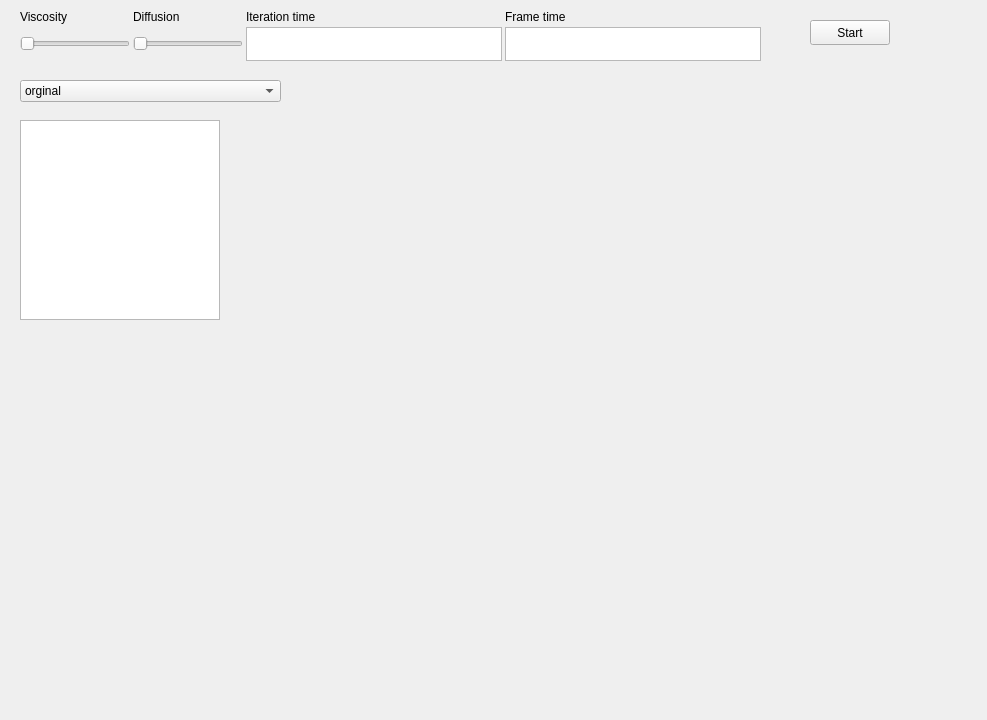
Above: GUI/FluidGUI/mainwindow.ui from greenhoody/Fluid-Simulation before the change. Below: the same form after it.
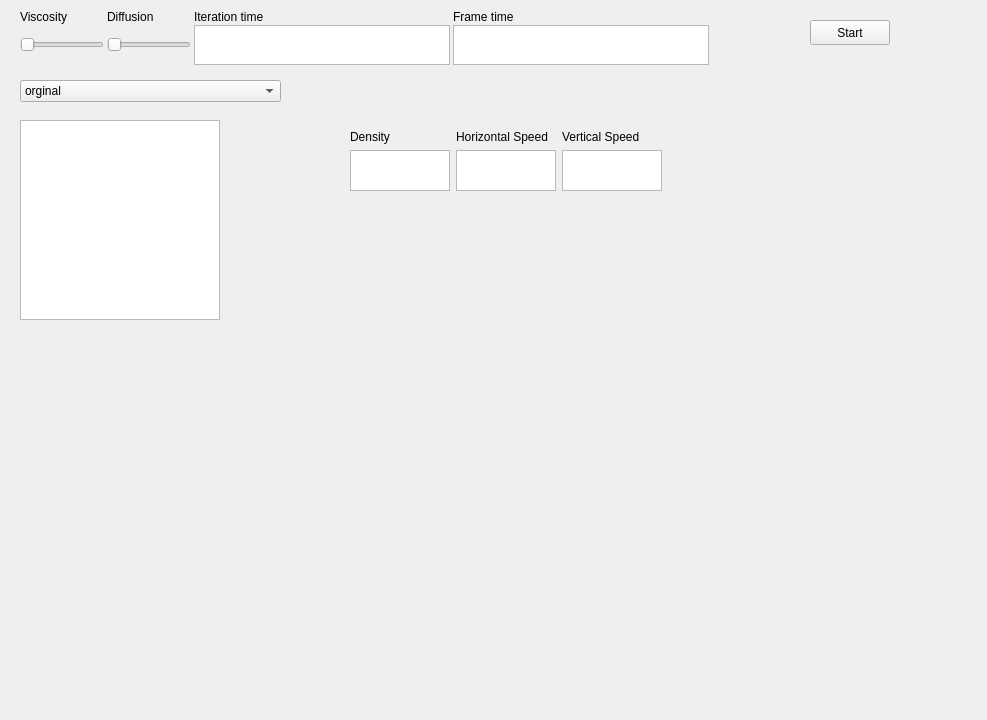
That is the form after the change. Custom widgets are drawn as their Qt base class.

Patch:
```diff
--- a/GUI/FluidGUI/mainwindow.ui
+++ b/GUI/FluidGUI/mainwindow.ui
@@ -49,13 +49,19 @@
       <x>20</x>
       <y>10</y>
       <width>741</width>
-      <height>51</height>
+      <height>64</height>
      </rect>
     </property>
     <layout class="QGridLayout" name="gridLayout">
-     <property name="spacing">
+     <property name="sizeConstraint">
+      <enum>QLayout::SetFixedSize</enum>
+     </property>
+     <property name="horizontalSpacing">
       <number>3</number>
      </property>
+     <property name="verticalSpacing">
+      <number>1</number>
+     </property>
      <item row="1" column="0">
       <widget class="QSlider" name="ViscositySlider">
        <property name="minimum">
@@ -83,6 +89,12 @@
          <verstretch>0</verstretch>
         </sizepolicy>
        </property>
+       <property name="maximumSize">
+        <size>
+         <width>16777215</width>
+         <height>40</height>
+        </size>
+       </property>
        <property name="font">
         <font>
          <pointsize>9</pointsize>
@@ -91,8 +103,14 @@
        <property name="inputMethodHints">
         <set>Qt::ImhDigitsOnly</set>
        </property>
+       <property name="lineWrapMode">
+        <enum>QPlainTextEdit::NoWrap</enum>
+       </property>
        <property name="plainText">
-        <string/>
+        <string notr="true"/>
+       </property>
+       <property name="tabStopDistance">
+        <double>50.000000000000000</double>
        </property>
        <property name="placeholderText">
         <string>ms</string>
@@ -151,6 +169,12 @@
          <verstretch>0</verstretch>
         </sizepolicy>
        </property>
+       <property name="maximumSize">
+        <size>
+         <width>16777215</width>
+         <height>40</height>
+        </size>
+       </property>
        <property name="font">
         <font>
          <pointsize>9</pointsize>
@@ -204,6 +228,60 @@
      </property>
     </item>
    </widget>
+   <widget class="QWidget" name="gridLayoutWidget">
+    <property name="geometry">
+     <rect>
+      <x>350</x>
+      <y>130</y>
+      <width>312</width>
+      <height>61</height>
+     </rect>
+    </property>
+    <layout class="QGridLayout" name="gridLayout_2">
+     <item row="0" column="2">
+      <widget class="QLabel" name="label_7">
+       <property name="text">
+        <string>Vertical Speed</string>
+       </property>
+      </widget>
+     </item>
+     <item row="0" column="1">
+      <widget class="QLabel" name="label_6">
+       <property name="text">
+        <string>Horizontal Speed</string>
+       </property>
+      </widget>
+     </item>
+     <item row="0" column="0">
+      <widget class="QLabel" name="label_5">
+       <property name="text">
+        <string>Density</string>
+       </property>
+      </widget>
+     </item>
+     <item row="1" column="0">
+      <widget class="QPlainTextEdit" name="density">
+       <property name="inputMethodHints">
+        <set>Qt::ImhDigitsOnly</set>
+       </property>
+      </widget>
+     </item>
+     <item row="1" column="1">
+      <widget class="QPlainTextEdit" name="horizontalSpeed">
+       <property name="inputMethodHints">
+        <set>Qt::ImhDigitsOnly</set>
+       </property>
+      </widget>
+     </item>
+     <item row="1" column="2">
+      <widget class="QPlainTextEdit" name="verticalSpeed">
+       <property name="inputMethodHints">
+        <set>Qt::ImhDigitsOnly</set>
+       </property>
+      </widget>
+     </item>
+    </layout>
+   </widget>
   </widget>
   <widget class="QMenuBar" name="menubar">
    <property name="geometry">
```
Left out of the diff: 18 changed lines with no effect on the pictures.
